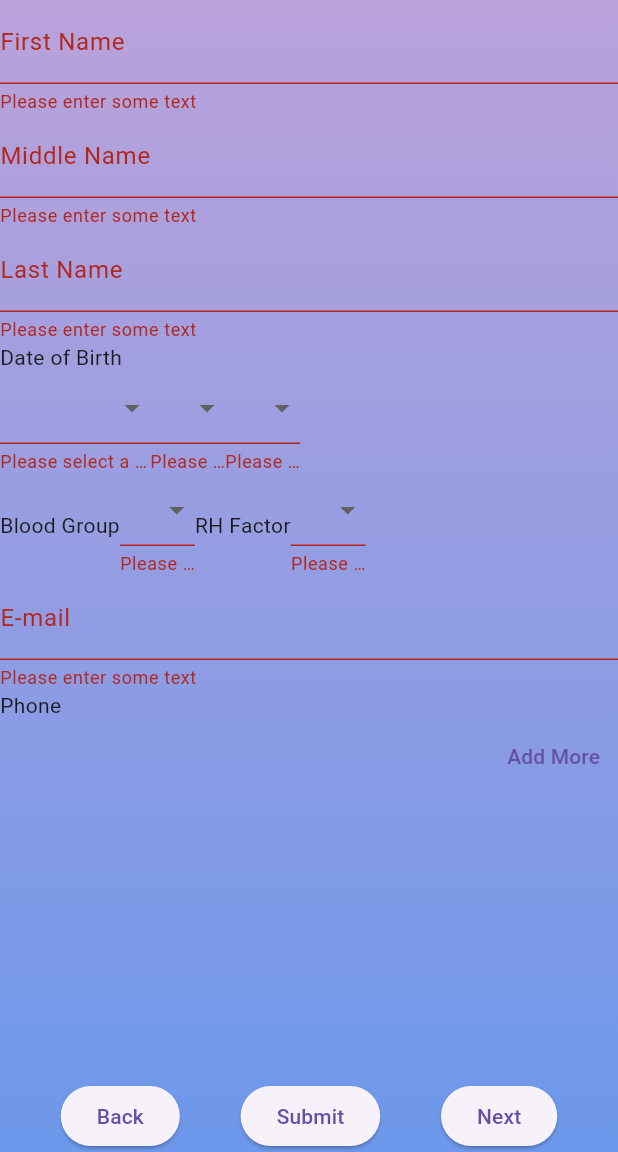
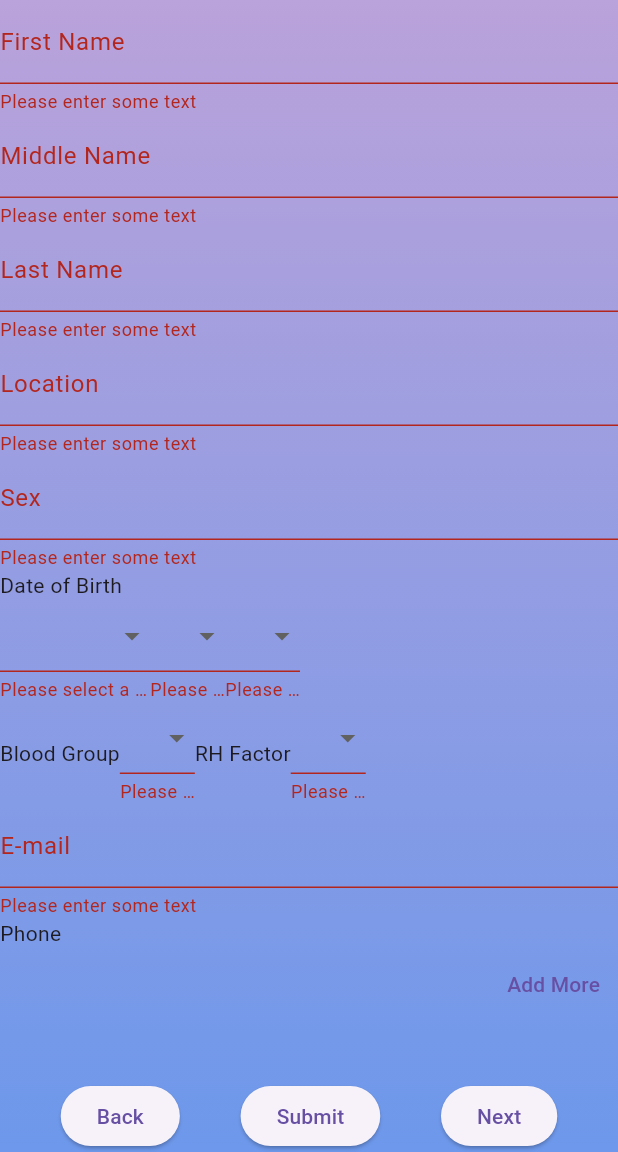
Before and after one commit to jorkd21/MediPal, a Flutter app: the PatientForm screen opened by its route, item 2 of the bottom bar chosen, on a phone screen of 412 x 824 dp, the part 84-1236 px from its top. Run offline on Flutter 3.47's test engine with Material 3 defaults, Android fonts, the phone set to English and light mode, and no system bars; our stand-ins replace cloud_firestore, firebase_analytics, firebase_auth, firebase_core, firebase_database; missing offline and left inert: firebase_ui_auth, firebase_ui_oauth_google; accounts and stored records are empty; generated files the repository leaves out were written again.

Commit message:
Fixed DB stuff
Fixed the database error, now adds more info

```diff
--- a/lib/forms/general_info.dart
+++ b/lib/forms/general_info.dart
@@ -85,6 +85,36 @@ class GeneralInfoFormState extends State<GeneralInfoForm> {
                 onChanged: (value) {
                   setState(() {
                     widget.patient.lastName = value;
+                  });
+                },
+                validator: (value) {
+                  if (value == null || value.isEmpty) {
+                    return 'Please enter some text';
+                  }
+                  return null;
+                },
+              ),
+              buildTextFormField(
+                labelText: 'Location',
+                value: widget.patient.location,
+                onChanged: (value) {
+                  setState(() {
+                    widget.patient.location = value;
+                  });
+                },
+                validator: (value) {
+                  if (value == null || value.isEmpty) {
+                    return 'Please enter some text';
+                  }
+                  return null;
+                },
+              ),
+              buildTextFormField(
+                labelText: 'Sex',
+                value: widget.patient.sex,
+                onChanged: (value) {
+                  setState(() {
+                    widget.patient.sex = value;
                   });
                 },
                 validator: (value) {
--- a/lib/forms/patient_data.dart
+++ b/lib/forms/patient_data.dart
@@ -143,7 +143,7 @@ class GetPatientDataState extends State<GetPatientData> {
                 mainAxisAlignment: MainAxisAlignment.center,
                 children: [
                   Text(
-                    'Gender',
+                    '${_patient.sex}',
                     style: TextStyle(
                       fontSize: 16,
                       fontWeight: FontWeight.normal,
@@ -196,7 +196,7 @@ class GetPatientDataState extends State<GetPatientData> {
                         Padding(
                           padding: EdgeInsets.only(top: 18.92, right: 111),
                           child: Text(
-                            i == 0 ? '${_patient.dob?.day}/${_patient.dob?.month}/${_patient.dob?.year}' : i == 1 ? 'United States' : i == 2 ? '${patientId}' : i == 3 ? '${_patient.bloodGroup}${_patient.rhFactor}' : 'Married',
+                            i == 0 ? '${_patient.dob?.day}/${_patient.dob?.month}/${_patient.dob?.year}' : i == 1 ? '${_patient.location}' : i == 2 ? '${patientId}' : i == 3 ? '${_patient.bloodGroup}${_patient.rhFactor}' : 'Married',
                             style: TextStyle(
                               color: Colors.black,
                               fontWeight: FontWeight.normal,
--- a/lib/objects/patient.dart
+++ b/lib/objects/patient.dart
@@ -9,6 +9,8 @@ class Patient {
   DateTime? dob;
   String? bloodGroup;
   String? rhFactor;
+  String? sex;
+  String? location;
   // contact
   String? email;
   List<PhoneData>? phone = [];
@@ -30,6 +32,8 @@ class Patient {
       'firstName': firstName,
       'middleName': middleName,
       'lastName': lastName,
+      'location': location,
+      'sex': sex,
       'dob': dob?.toIso8601String(),
       'bloodGroup': bloodGroup,
       'rhFactor': rhFactor,
@@ -45,6 +49,8 @@ class Patient {
     p.firstName = jsonMap['firstName'];
     p.middleName = jsonMap['middleName'];
     p.lastName = jsonMap['lastName'];
+    p.sex = jsonMap['sex'];
+    p.location = jsonMap['location'];
     p.dob = jsonMap['dob'] != null ? DateTime.parse(jsonMap['dob']) : null;
     p.bloodGroup = jsonMap['bloodGroup'];
     p.rhFactor = jsonMap['rhFactor'];
@@ -91,6 +97,8 @@ class Patient {
     p.firstName = jsonMap['firstName'];
     p.middleName = jsonMap['middleName'];
     p.lastName = jsonMap['lastName'];
+    p.sex = jsonMap['sex'];
+    p.location = jsonMap['location'];
     p.dob = jsonMap['dob'] != null ? DateTime.parse(jsonMap['dob']) : null;
     p.bloodGroup = jsonMap['bloodGroup'];
     p.rhFactor = jsonMap['rhFactor'];
@@ -120,6 +128,8 @@ class Patient {
     str += "firstName: $firstName\n";
     str += "middleName: $middleName\n";
     str += "lastName: $lastName\n";
+    str += "sex: $sex\n";
+    str += "location:";
     str += "dob: $dob\n";
     str += "bloodGroup: $bloodGroup\n";
     str += "rhFactor: $rhFactor\n";
--- a/lib/patient_list.dart
+++ b/lib/patient_list.dart
@@ -55,6 +55,7 @@ class _PatientListState extends State<PatientList> {
       List<Patient> pl = [];
       jsonMap.forEach((key, value) {
         //print(key);
+        print(value);
         Patient p = Patient.fromMap(value);
         //print(p);
         pl.add(p);
```
